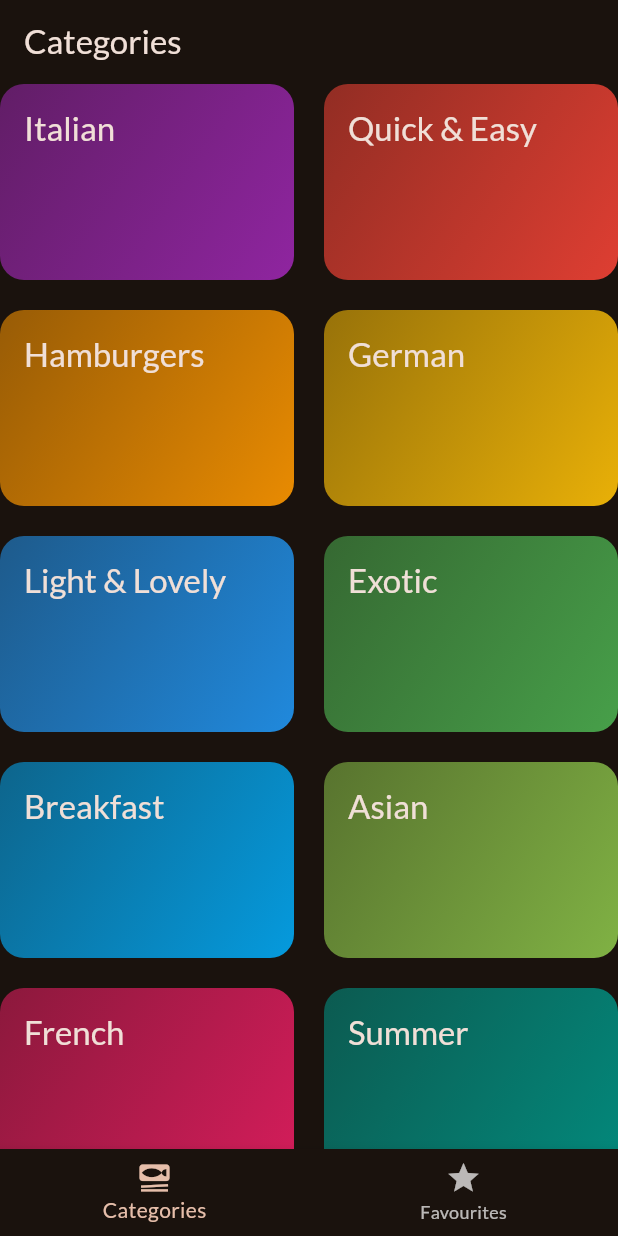
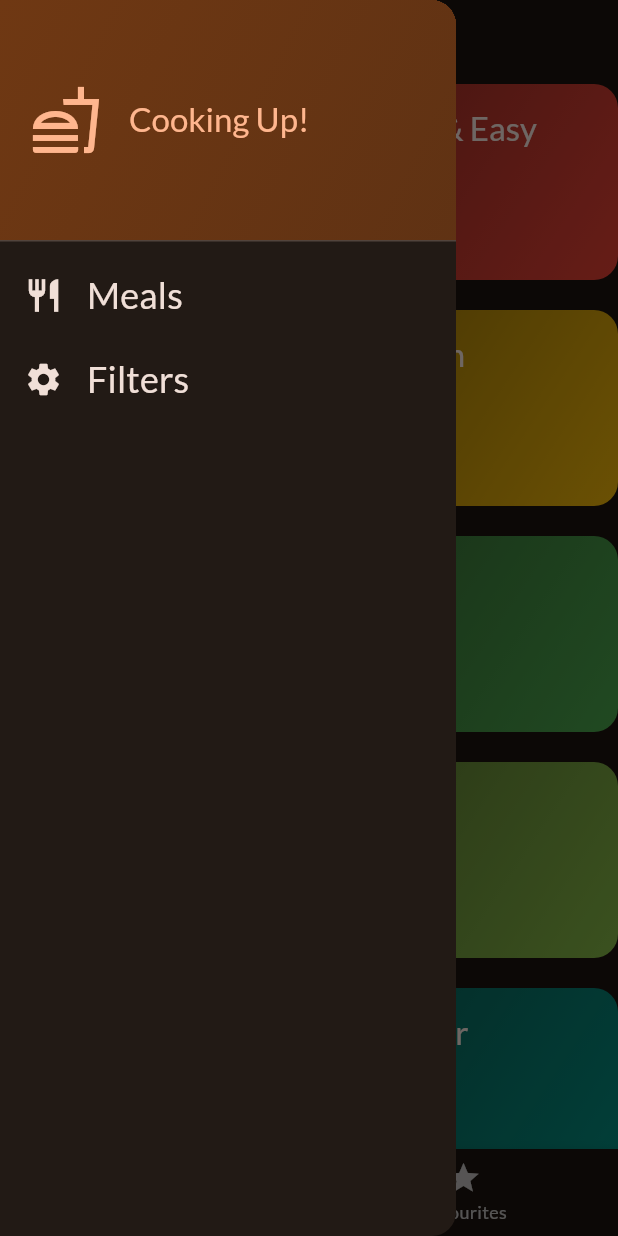
Before and after one commit to darkCoder001/Meals, a Flutter app: the screen it shows after launch, with the side drawer open (before the commit the screen has no drawer), on a phone screen of 412 x 824 dp. Run offline on Flutter 3.47's test engine with Material 2 defaults, Android fonts, the phone set to English and light mode, and no system bars; our stand-ins replace google_fonts, transparent_image.

Commit message:
Side Drawer added

```diff
--- a/lib/screens/categories.dart
+++ b/lib/screens/categories.dart
@@ -5,14 +5,25 @@ import 'package:meals/data/dummy_data.dart';
 import 'package:meals/screens/meals.dart';
 import 'package:meals/widgets/category_grid_item.dart';
 import 'package:meals/models/category.dart';
+import 'package:meals/models/meal.dart';
 
 class CategoriesScreen extends StatelessWidget {
-  const CategoriesScreen({super.key});
+  const CategoriesScreen({super.key, required this.onToggleFavourite});
+
+   final void Function(Meal meal) onToggleFavourite;
+
 
   void _selectCategory(BuildContext context, Category category){
     final filteredMeals=dummyMeals.where((meal) => meal.categories.contains(category.id)).toList();
 
-    Navigator.of(context).push(MaterialPageRoute(builder: (ctx) => MealsScreen(meals: filteredMeals, title: category.title)));
+    Navigator.of(context).push(MaterialPageRoute(
+      builder: (ctx) => MealsScreen(
+        meals: filteredMeals,
+        title: category.title,
+        onToggleFavourite: onToggleFavourite,
+        )
+        )
+        );
   }
 
   @override
--- a/lib/screens/mealdetails.dart
+++ b/lib/screens/mealdetails.dart
@@ -4,15 +4,19 @@ import 'package:flutter/src/widgets/placeholder.dart';
 import 'package:meals/models/meal.dart';
 
 class MealDetailsScreen extends StatelessWidget {
-  const MealDetailsScreen({super.key, required this.meal});
+  const MealDetailsScreen({super.key, required this.meal, required this.onToggleFavourite});
 
   final Meal meal;
+  final void Function(Meal meal) onToggleFavourite;
 
   @override
   Widget build(BuildContext context) {
     return Scaffold(
       appBar: AppBar(
         title: Text(meal.title),
+        actions: [
+          IconButton(onPressed: () {onToggleFavourite(meal);}, icon: Icon(Icons.star))
+        ],
       ),
       body:
       SingleChildScrollView(
--- a/lib/screens/meals.dart
+++ b/lib/screens/meals.dart
@@ -6,13 +6,14 @@ import 'package:meals/screens/mealdetails.dart';
 import 'package:meals/widgets/meal_item.dart';
 
 class MealsScreen extends StatelessWidget {
-  const MealsScreen({super.key, required this.meals, this.title});
+  const MealsScreen({super.key, required this.meals, this.title, required this.onToggleFavourite});
 
   final String? title;
   final List<Meal> meals;
+  final void Function(Meal meal) onToggleFavourite;
 
   void selectMeal(Meal meal, BuildContext context){
-    Navigator.of(context).push(MaterialPageRoute(builder: (ctx) => MealDetailsScreen(meal: meal)));
+    Navigator.of(context).push(MaterialPageRoute(builder: (ctx) => MealDetailsScreen(meal: meal, onToggleFavourite: onToggleFavourite,)));
   }
 
   @override
--- a/lib/screens/tabs.dart
+++ b/lib/screens/tabs.dart
@@ -1,8 +1,10 @@
 import 'package:flutter/material.dart';
 import 'package:flutter/src/widgets/framework.dart';
 import 'package:flutter/src/widgets/placeholder.dart';
+import 'package:meals/models/meal.dart';
 import 'package:meals/screens/categories.dart';
 import 'package:meals/screens/meals.dart';
+import 'package:meals/widgets/main_drawer.dart';
 
 class TabsScreen extends StatefulWidget {
   const TabsScreen({super.key});
@@ -15,6 +17,41 @@ class _TabsScreenState extends State<TabsScreen> {
 
  int selectedPageIndex = 0;
 
+ final List<Meal> favouriteMeals=[];
+
+ void _showInfoMessage(String message){
+  ScaffoldMessenger.of(context).clearSnackBars();
+  ScaffoldMessenger.of(context).showSnackBar(
+    SnackBar(content: Text(message))
+  );
+ }
+
+ void toggleMealFavouriteStatus(Meal meal){
+  final isExisting=favouriteMeals.contains(meal);
+
+  if (isExisting){
+    setState(() {
+  favouriteMeals.remove(meal);
+});
+_showInfoMessage("Meal removed from Favourites!");
+  }
+  else{
+    setState(() {
+  favouriteMeals.add(meal);
+});
+_showInfoMessage("Meal added to favourites");
+  }
+ }
+
+ void _setScreen(String identifier){
+  if(identifier=='filters'){
+
+  }
+  else{
+    Navigator.of(context).pop();
+  }
+ }
+
  void _selectPage(int index){
   setState(() {
     selectedPageIndex = index;
@@ -24,11 +61,11 @@ class _TabsScreenState extends State<TabsScreen> {
   @override
   Widget build(BuildContext context) {
 
-    Widget activePage=CategoriesScreen();
+    Widget activePage=CategoriesScreen(onToggleFavourite: toggleMealFavouriteStatus,);
     var activePageTitle="Categories";
 
     if(selectedPageIndex == 1){
-      activePage=MealsScreen(meals: []);
+      activePage=MealsScreen(meals: favouriteMeals, onToggleFavourite: toggleMealFavouriteStatus,);
       activePageTitle="Your Favourites";
     }
 
@@ -37,6 +74,7 @@ class _TabsScreenState extends State<TabsScreen> {
       appBar: AppBar(
         title: Text(activePageTitle),
       ),
+      drawer: MainDrawer(onSelectScreen: _setScreen,),
       body: activePage,
       bottomNavigationBar: BottomNavigationBar(
         onTap: _selectPage,
--- /dev/null
+++ b/lib/widgets/main_drawer.dart
@@ -0,0 +1,57 @@
+import 'package:flutter/material.dart';
+import 'package:flutter/src/widgets/framework.dart';
+import 'package:flutter/src/widgets/placeholder.dart';
+
+class MainDrawer extends StatelessWidget {
+  const MainDrawer({super.key, required this.onSelectScreen});
+
+  final void Function (String identifer) onSelectScreen;
+
+  @override
+  Widget build(BuildContext context) {
+    return Drawer(
+      child: Column(children: [
+        DrawerHeader(
+          padding: const EdgeInsets.all(20),
+          decoration: BoxDecoration(
+            gradient: LinearGradient(
+              colors: [
+                Theme.of(context).colorScheme.primaryContainer,
+                Theme.of(context).colorScheme.primaryContainer.withOpacity(0.8),
+              ],
+              begin: Alignment.topLeft,
+              end: Alignment.bottomRight,
+            )
+          ),
+          child: Row(children: [
+            Icon(Icons.fastfood_outlined, size: 48, color: Theme.of(context).colorScheme.primary,),
+            const SizedBox(width: 18,),
+            Text("Cooking Up!", style: Theme.of(context).textTheme.titleLarge!.copyWith(
+              color: Theme.of(context).colorScheme.primary
+            ),)
+          ]),
+          ),
+          ListTile(
+            leading: Icon(Icons.restaurant, size: 26, color: Theme.of(context).colorScheme.onBackground,),
+            title: Text("Meals", style: Theme.of(context).textTheme.titleSmall!.copyWith(
+              color: Theme.of(context).colorScheme.onBackground,
+              fontSize: 24
+            ),),
+            onTap: () {
+              onSelectScreen('meals');
+            },
+          ),
+          ListTile(
+            leading: Icon(Icons.settings, size: 26, color: Theme.of(context).colorScheme.onBackground,),
+            title: Text("Filters", style: Theme.of(context).textTheme.titleSmall!.copyWith(
+              color: Theme.of(context).colorScheme.onBackground,
+              fontSize: 24
+            ),),
+            onTap: () {
+              onSelectScreen('filters');
+            },
+          ),
+      ],),
+    );
+  }
+}
```
